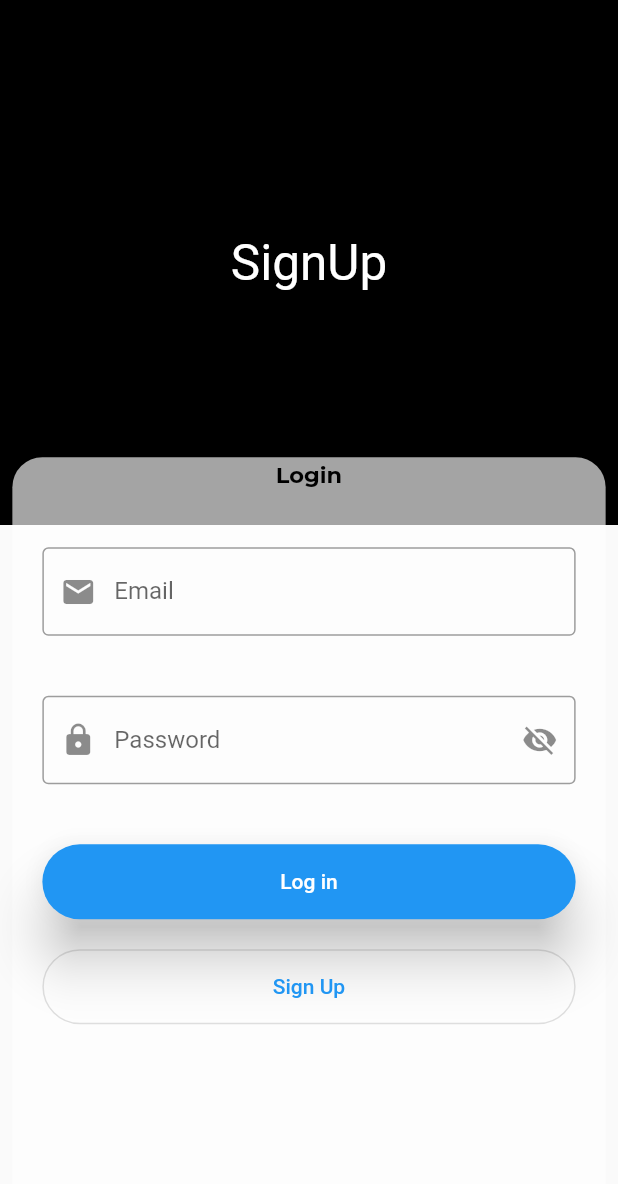
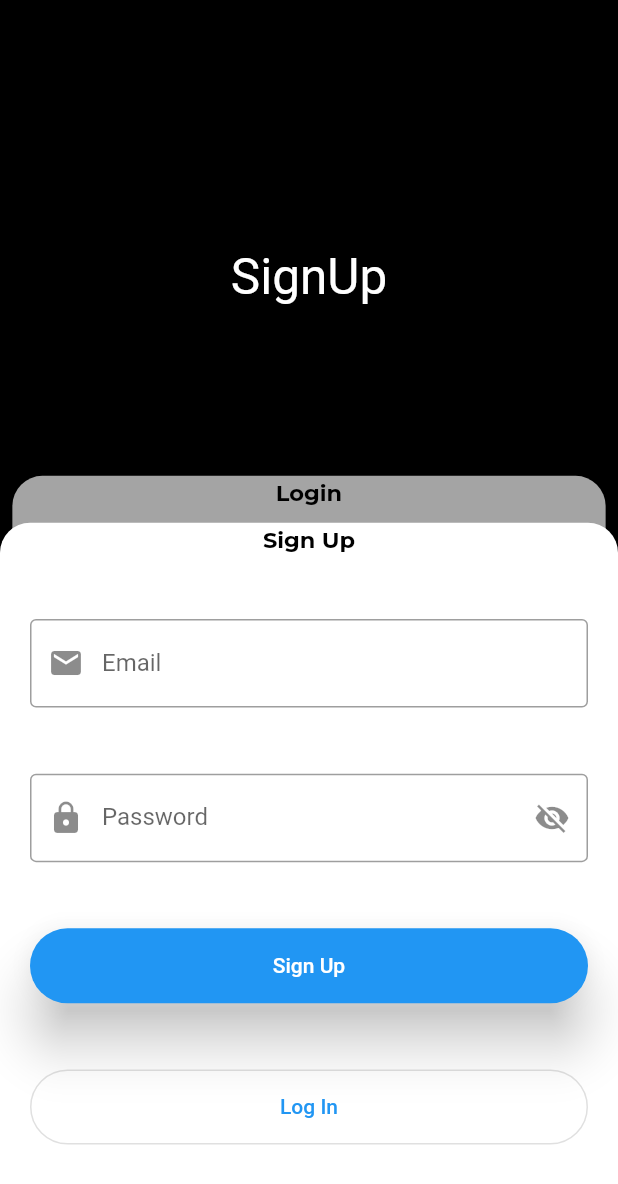
Before and after one commit to YashJA-dev/TalkThrough, a Flutter app: the NavigationAutthScreen screen opened directly, after a tap on "Sign Up", on a phone screen of 412 x 824 dp. Shown: the top 1184 px of the screen. Run offline on Flutter 3.47's test engine with Material 2 defaults, Android fonts, the phone set to English and light mode, and no system bars; our stand-ins replace firebase_core, google_fonts, introduction_screen; missing offline and left inert: flutter_gradient_colors; accounts and stored records are empty; Roboto replaces fonts that are missing (Damion).

Commit message:
singup screen added

```diff
--- a/lib/screen/NavigationAuthScreen.dart/LoginSection.dart
+++ b/lib/screen/NavigationAuthScreen.dart/LoginSection.dart
@@ -27,18 +27,17 @@ class _LoginSectionState extends State<LoginSection> {
   Widget build(BuildContext context) {
     AuthScreenProvider authScreen = Provider.of<AuthScreenProvider>(context);
     bool login = authScreen.login;
-
+    var mediaquery=MediaQuery.of(context);
+    double height=mediaquery.size.height*0.6;
     return Container(
-      padding: EdgeInsets.only(left:20,right: 20,bottom: 20,top: 2),
+      padding: EdgeInsets.only(left:20,right: 20,bottom: 60,top: 2),
       alignment: Alignment.center,
       child: Column(
+        mainAxisAlignment: MainAxisAlignment.spaceBetween,
         children: [
           Text("Login",style: montserratStyle(size: 15,fontWeight: FontWeight.w700),),
-          SizedBox(height:40),
           buildEmailField(),
-          SizedBox(height: 40),
           buildPassWordField(),
-          SizedBox(height: 40),
           Row(
             mainAxisSize: MainAxisSize.max,
             children: [
@@ -58,9 +57,6 @@ class _LoginSectionState extends State<LoginSection> {
                 ),
               )
             ],
-          ),
-          SizedBox(
-            height: 20,
           ),
           Row(
             mainAxisSize: MainAxisSize.max,
--- a/lib/screen/NavigationAuthScreen.dart/NavigationAutthScreen.dart
+++ b/lib/screen/NavigationAuthScreen.dart/NavigationAutthScreen.dart
@@ -13,34 +13,35 @@ class NavigationAutthScreen extends StatelessWidget {
   Widget build(BuildContext context) {
     return Scaffold(
       body: ChangeNotifierProvider(
-        create: (_)=>AuthScreenProvider(),
+        create: (_) => AuthScreenProvider(),
         child: NavigationAutthScreenBody(),
       ),
-
     );
   }
 }
 
-class NavigationAutthScreenBody extends StatelessWidget  {
+class NavigationAutthScreenBody extends StatelessWidget {
   bool login = true;
   @override
   Widget build(BuildContext context) {
-    Size size=MediaQuery.of(context).size;
+    var mediaquery=MediaQuery.of(context);
+    Size size = mediaquery.size;
     double width = size.width;
-    double height=size.height;
-    AuthScreenProvider authScreen=Provider.of<AuthScreenProvider>(context);
-    login=authScreen.login;
+    double height = size.height;
+    bool keyboard=mediaquery.viewInsets.bottom!=0;
+    AuthScreenProvider authScreen = Provider.of<AuthScreenProvider>(context);
+    login = authScreen.login;
     return Stack(
       children: [
         TopBannerAuthScreen(),
         Align(
           alignment: Alignment.bottomCenter,
           child: AnimatedContainer(
-            height: login ?  height*0.6: height*0.630,
+            height: login ? height * 0.55 : height * 0.615,
             width: login ? width : width * 0.96,
             curve: Curves.easeInOut,
             decoration: BoxDecoration(
-              color: login?Colors.white:Color.fromARGB(164, 255, 255, 255),
+              color: login ? Colors.white : Color.fromARGB(164, 255, 255, 255),
               borderRadius: BorderRadius.only(
                 topLeft: Radius.circular(20),
                 topRight: Radius.circular(20),
@@ -53,12 +54,12 @@ class NavigationAutthScreenBody extends StatelessWidget  {
         Align(
           alignment: Alignment.bottomCenter,
           child: AnimatedContainer(
-            duration: Duration(milliseconds: 600),
-            child: SignUpSection(),
+            alignment: Alignment(0, login ? 7 : 1.115),
+            duration: Duration(milliseconds: 300),
+            child: (login)?Container():SignUpSection(),
           ),
         )
       ],
     );
   }
-
 }
--- a/lib/screen/NavigationAuthScreen.dart/SignUpSection.dart
+++ b/lib/screen/NavigationAuthScreen.dart/SignUpSection.dart
@@ -1,9 +1,149 @@
 import 'package:flutter/material.dart';
+import 'package:provider/provider.dart';
 
-class SignUpSection extends StatelessWidget {
+import '../../Providers/AuthScreenProvider.dart';
+import '../../Style/montserrat.dart';
+
+class SignUpSection extends StatefulWidget {
+  @override
+  State<SignUpSection> createState() => _SignUpSectionState();
+}
+
+class _SignUpSectionState extends State<SignUpSection> {
+  TextEditingController email = TextEditingController();
+
+  TextEditingController password = TextEditingController();
+  bool passwordVisible = true;
+  @override
+  void initState() {
+    // TODO: implement initState
+    super.initState();
+    email.addListener(() {
+      setState(() {});
+    });
+  }
 
   @override
   Widget build(BuildContext context) {
-    return Container();
+    AuthScreenProvider authScreen = Provider.of<AuthScreenProvider>(context);
+    Size size = MediaQuery.of(context).size;
+    bool login = authScreen.login;
+    bool signUp = login;
+    print(signUp);
+    double height=size.height*0.6;
+    return Container(
+      height: height,
+      width: size.width,
+      padding: EdgeInsets.only(left: 20, right: 20, bottom: 80, top: 2),
+      decoration: BoxDecoration(
+        color: Colors.white,
+        borderRadius: BorderRadius.only(
+          topLeft: Radius.circular(20),
+          topRight: Radius.circular(20),
+        ),
+      ),
+      alignment: Alignment.center,
+      child: Column(
+        mainAxisAlignment: MainAxisAlignment.spaceBetween,
+        children: [
+          Text(
+            "Sign Up",
+            style: montserratStyle(size: 15, fontWeight: FontWeight.w700),
+          ),
+          // SizedBox(height: 40),
+          buildEmailField(),
+          // SizedBox(height: 40),
+          buildPassWordField(),
+          // SizedBox(height: 40),
+          Row(
+            mainAxisSize: MainAxisSize.max,
+            children: [
+              Expanded(
+                child: Container(
+                  height: 50,
+                  child: ElevatedButton(
+                    style: ElevatedButton.styleFrom(
+                      shape: RoundedRectangleBorder(
+                        borderRadius: BorderRadius.circular(25),
+                      ),
+                      elevation: 15.0,
+                    ),
+                    onPressed: () {},
+                    child: Text("Sign Up"),
+                  ),
+                ),
+              )
+            ],
+          ),
+          // SizedBox(
+          //   height: 20,
+          // ),
+          Row(
+            mainAxisSize: MainAxisSize.max,
+            children: [
+              Expanded(
+                child: Container(
+                  height: 50,
+                  child: OutlinedButton(
+                    onPressed: () {
+                      authScreen.tougleLogin();
+                    },
+                    style: ButtonStyle(
+                      shape: MaterialStateProperty.all(RoundedRectangleBorder(
+                        borderRadius: BorderRadius.circular(30.0),
+                      )),
+                    ),
+                    child: const Text("Log In"),
+                  ),
+                ),
+              )
+            ],
+          ),
+        ],
+      ),
+    );
+  }
+
+  Widget buildEmailField() {
+    return TextField(
+      controller: email,
+      keyboardType: TextInputType.emailAddress,
+      decoration: InputDecoration(
+          labelText: "Email",
+          hintText: "name@example.com",
+          prefixIcon: Icon(Icons.mail),
+          suffixIcon: email.text.isEmpty
+              ? Container(
+                  width: 0,
+                )
+              : IconButton(
+                  icon: Icon(Icons.close),
+                  onPressed: () {
+                    email.clear();
+                  },
+                ),
+          border: OutlineInputBorder()),
+    );
+  }
+
+  Widget buildPassWordField() {
+    return TextField(
+      controller: password,
+      decoration: InputDecoration(
+          labelText: "Password",
+          suffixIcon: IconButton(
+            icon:
+                Icon(passwordVisible ? Icons.visibility_off : Icons.visibility),
+            onPressed: () {
+              passwordVisible = !passwordVisible;
+              setState(() {
+                passwordVisible;
+              });
+            },
+          ),
+          prefixIcon: Icon(Icons.lock),
+          border: OutlineInputBorder()),
+      obscureText: passwordVisible,
+    );
   }
 }
--- a/lib/screen/NavigationAuthScreen.dart/TopBannerAuthScreen.dart
+++ b/lib/screen/NavigationAuthScreen.dart/TopBannerAuthScreen.dart
@@ -14,11 +14,12 @@ class TopBannerAuthScreen extends StatelessWidget {
     double width = size.width;
 
     return Container(
-      height: 350,
+      height: size.height,
       width: width,
       decoration:
           BoxDecoration(gradient: LinearGradient(colors: GradientColors.blue)),
-      alignment: Alignment.center,
+      alignment: Alignment.topCenter,
+      padding: EdgeInsets.only(top: size.height*0.20),
       child: AnimatedDefaultTextStyle(
         curve: Curves.easeInOut,
         duration: Duration(milliseconds: 400),
```
